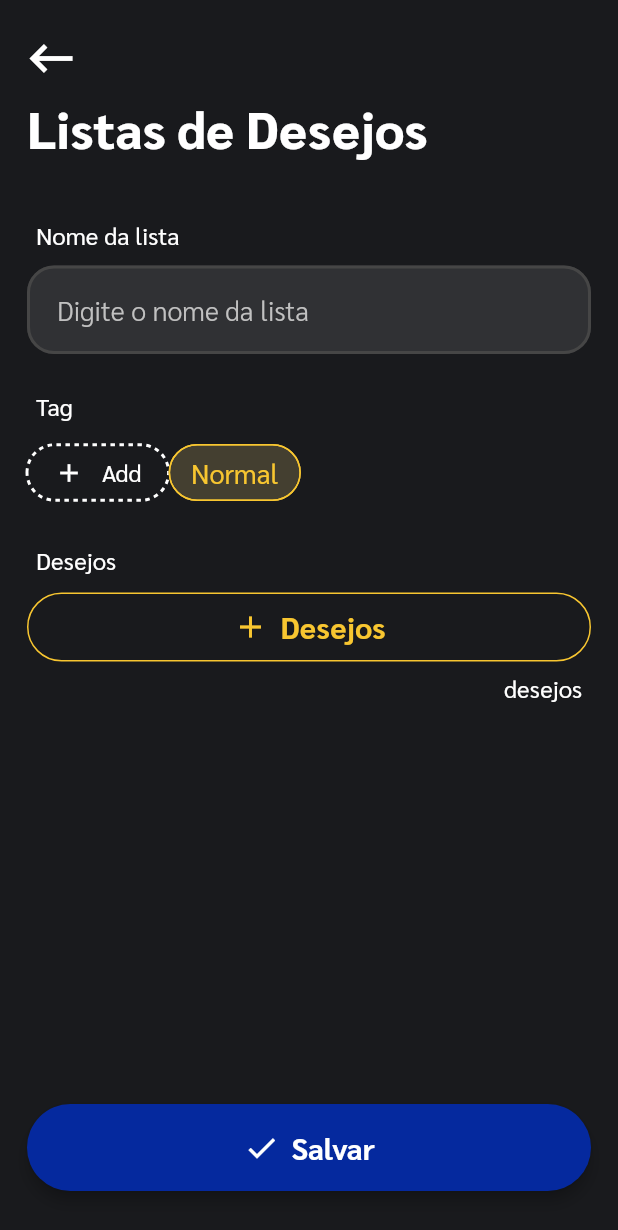
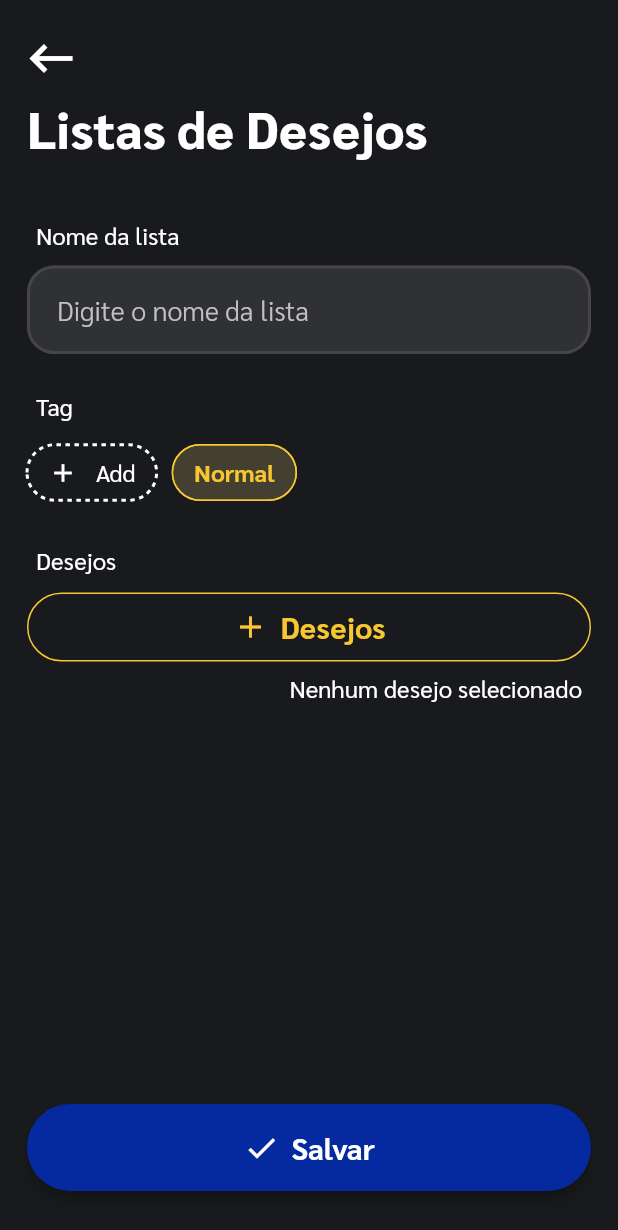
Before and after one commit to GabrielDimaa/my_gift_app, a Flutter app: the WishlistRegisterPage screen opened by its route, on a phone screen of 412 x 824 dp. Shown: the top 1230 px of the screen. Run offline on Flutter 3.47's test engine with Material 2 defaults, Android fonts, the phone set to English and light mode, and no system bars; drawn by our look-alikes of dotted_border; our stand-ins replace cloud_firestore, firebase_auth, firebase_core, firebase_storage, flutter_svg, get and 3 more; accounts and stored records are empty; statements that could not run were skipped.

Commit message:
Implementação do save wishlist finalizada

```diff
--- a/lib/i18n/strings/pt_br.dart
+++ b/lib/i18n/strings/pt_br.dart
@@ -147,9 +147,6 @@ class PtBr implements Translation {
   String get wishes => "Desejos";
 
   @override
-  String get wish => "Desejo";
-
-  @override
   String get tagNormal => "Normal";
 
   @override
@@ -160,6 +157,30 @@ class PtBr implements Translation {
 
   @override
   String get savingTag => "Salvando tag";
+
+  @override
+  String get savingWishlist => "Salvando lista de desejos";
+
+  @override
+  String get noneWishSelected => "Nenhum desejo selecionado";
+
+  @override
+  String get wishSelected => "Desejo selecionado";
+
+  @override
+  String get wishesSelected => "Desejos selecionados";
+
+  @override
+  String get cancel => "Cancelar";
+
+  @override
+  String get confirm => "Confirmar";
+
+  @override
+  String get titleNoneWish => "Nenhum desejo encontrado";
+
+  @override
+  String get messageNoneWish => "Deseja criar a lista sem nenhum desejo adicionado?";
   //endregion
 
   //region Validation
@@ -308,5 +329,11 @@ class PtBr implements Translation {
 
   @override
   String get imageCropperError => "Não foi possível cortar a imagem.";
+
+  @override
+  String get descriptionWishlistNotInformed => "Descrição não informada.";
+
+  @override
+  String get tagNotInformed => "Tag não selecionada.";
   //endregion
 }
--- a/lib/i18n/translation.dart
+++ b/lib/i18n/translation.dart
@@ -48,11 +48,18 @@ abstract class Translation {
   String get tag;
   String get addTag;
   String get wishes;
-  String get wish;
   String get tagNormal;
   String get createTag;
   String get colorTag;
   String get savingTag;
+  String get savingWishlist;
+  String get noneWishSelected;
+  String get wishSelected;
+  String get wishesSelected;
+  String get cancel;
+  String get confirm;
+  String get titleNoneWish;
+  String get messageNoneWish;
   //endregion
 
   //region Validation
@@ -107,5 +114,7 @@ abstract class Translation {
   String get deleteImageError;
   String get imagePickerError;
   String get imageCropperError;
+  String get descriptionWishlistNotInformed;
+  String get tagNotInformed;
   //endregion
 }
--- a/lib/layers/domain/entities/wish_entity.dart
+++ b/lib/layers/domain/entities/wish_entity.dart
@@ -24,7 +24,7 @@ class WishEntity {
     required this.priceRangeInitial,
     required this.priceRangeFinal,
     required this.createdAt,
-    required this.expose,
-    required this.finished,
+    this.expose = true,
+    this.finished = false,
   });
 }
--- a/lib/layers/presentation/presenters/wishlist/abstracts/wishlist_register_presenter.dart
+++ b/lib/layers/presentation/presenters/wishlist/abstracts/wishlist_register_presenter.dart
@@ -8,6 +8,8 @@ abstract class WishlistRegisterPresenter {
   List<TagViewModel> get tagsViewModel;
 
   Future<void> save();
+  void validate();
   Future<void> loadTags();
   Future<void> createTag(TagViewModel viewModel);
+  void navigateToWishlists(WishlistViewModel viewModel);
 }
--- /dev/null
+++ b/lib/layers/presentation/ui/pages/tag/components/chip_add_tag.dart
@@ -0,0 +1,36 @@
+import 'package:dotted_border/dotted_border.dart';
+import 'package:flutter/material.dart';
+
+import '../../../../../../i18n/resources.dart';
+import '../../../components/sized_box_default.dart';
+
+class ChipAddTag extends StatelessWidget {
+  final VoidCallback onTap;
+
+  const ChipAddTag({Key? key, required this.onTap}) : super(key: key);
+
+  @override
+  Widget build(BuildContext context) {
+    return IntrinsicWidth(
+      child: InkWell(
+        onTap: onTap,
+        borderRadius: BorderRadius.circular(100),
+        child: DottedBorder(
+          color: Theme.of(context).colorScheme.onBackground,
+          strokeWidth: 2,
+          dashPattern: const [3, 3],
+          borderType: BorderType.RRect,
+          radius: const Radius.circular(100),
+          padding: const EdgeInsets.symmetric(vertical: 8, horizontal: 14),
+          child: Row(
+            children: [
+              const Icon(Icons.add, size: 20),
+              const SizedBoxDefault.horizontal(),
+              Text(R.string.addTag, textAlign: TextAlign.center),
+            ],
+          ),
+        ),
+      ),
+    );
+  }
+}
--- /dev/null
+++ b/lib/layers/presentation/ui/pages/tag/components/chip_tag.dart
@@ -0,0 +1,40 @@
+import 'package:flutter/material.dart';
+
+class ChipTag extends StatelessWidget {
+  final String label;
+  final Color color;
+  final bool selected;
+  final void Function(bool)? onSelected;
+  final Color backgroundColorDisable;
+  final Color onBackgroundColorDisable;
+
+  const ChipTag({
+    Key? key,
+    required this.label,
+    required this.color,
+    required this.selected,
+    required this.onSelected,
+    required this.backgroundColorDisable,
+    required this.onBackgroundColorDisable,
+  }) : super(key: key);
+
+  @override
+  Widget build(BuildContext context) {
+    return ChoiceChip(
+      label: Text(
+        label,
+        style: TextStyle(
+          color: selected ? color : onBackgroundColorDisable,
+          fontSize: 16,
+          fontWeight: selected ? FontWeight.w700 : FontWeight.w500,
+        ),
+      ),
+      selected: selected,
+      onSelected: onSelected,
+      selectedColor: color.withOpacity(0.1),
+      side: BorderSide(color: selected ? color : const Color(0xFF464646)),
+      backgroundColor: backgroundColorDisable,
+      labelPadding: const EdgeInsets.symmetric(vertical: 2, horizontal: 10),
+    );
+  }
+}
--- a/lib/layers/presentation/ui/pages/wishlist/wishlist_register_page.dart
+++ b/lib/layers/presentation/ui/pages/wishlist/wishlist_register_page.dart
@@ -1,4 +1,3 @@
-import 'package:dotted_border/dotted_border.dart';
 import 'package:flutter/material.dart';
 import 'package:get/get.dart';
 
@@ -9,12 +8,15 @@ import '../../../viewmodels/wishlist_viewmodel.dart';
 import '../../components/app_bar/app_bar_default.dart';
 import '../../components/bottom_sheet/bottom_sheet_default.dart';
 import '../../components/circular_loading.dart';
+import '../../components/dialogs/confirm_dialog.dart';
 import '../../components/dialogs/error_dialog.dart';
 import '../../components/dialogs/loading_dialog.dart';
 import '../../components/form/text_field_default.dart';
 import '../../components/form/validators/input_validators.dart';
 import '../../components/padding/padding_default.dart';
 import '../../components/sized_box_default.dart';
+import '../tag/components/chip_add_tag.dart';
+import '../tag/components/chip_tag.dart';
 import '../tag/components/tag_form.dart';
 
 class WishlistRegisterPage extends StatefulWidget {
@@ -31,8 +33,6 @@ class _WishlistRegisterPageState extends State<WishlistRegisterPage> {
 
   final GlobalKey<FormState> _formKey = GlobalKey<FormState>();
   final TextEditingController _nameWishlistController = TextEditingController();
-
-  double get radius => 100;
 
   @override
   void initState() {
@@ -79,30 +79,11 @@ class _WishlistRegisterPageState extends State<WishlistRegisterPage> {
                           Obx(
                             () => Wrap(
                               crossAxisAlignment: WrapCrossAlignment.center,
+                              spacing: 10,
                               children: [
-                                IntrinsicWidth(
-                                  child: InkWell(
-                                    onTap: () async => await _createTag(),
-                                    borderRadius: BorderRadius.circular(radius),
-                                    child: DottedBorder(
-                                      color: Theme.of(context).colorScheme.onBackground,
-                                      strokeWidth: 2,
-                                      dashPattern: const [3, 3],
-                                      borderType: BorderType.RRect,
-                                      radius: Radius.circular(radius),
-                                      padding: const EdgeInsets.symmetric(vertical: 8, horizontal: 18),
-                                      child: Row(
-                                        children: [
-                                          const Icon(Icons.add, size: 20),
-                                          const SizedBoxDefault.horizontal(),
-                                          Text(R.string.addTag, textAlign: TextAlign.center),
-                                        ],
-                                      ),
-                                    ),
-                                  ),
-                                ),
+                                ChipAddTag(onTap: () async => await _createTag()),
                                 ...presenter.tagsViewModel
-                                    .map((tag) => _chipTag(
+                                    .map((tag) => ChipTag(
                                           label: tag.name!,
                                           color: Color(tag.color!),
                                           selected: tag.id == presenter.viewModel.tag?.id,
@@ -132,7 +113,16 @@ class _WishlistRegisterPageState extends State<WishlistRegisterPage> {
                             padding: const EdgeInsets.only(right: 6, top: 6),
                             child: Align(
                               alignment: Alignment.centerRight,
-                              child: Text(R.string.wishes.toLowerCase()),
+                              child: Obx(
+                                () {
+                                  final int count = presenter.viewModel.wishes.length;
+                                  return Text(count == 0
+                                      ? R.string.noneWishSelected
+                                      : count > 1
+                                          ? "$count ${R.string.wishesSelected.toLowerCase()}"
+                                          : "$count ${R.string.wishSelected.toLowerCase()}");
+                                },
+                              ),
                             ),
                           ),
                         ],
@@ -151,28 +141,6 @@ class _WishlistRegisterPageState extends State<WishlistRegisterPage> {
           ],
         ),
       ),
-    );
-  }
-
-  Widget _chipTag({
-    required String label,
-    required Color color,
-    required bool selected,
-    required void Function(bool)? onSelected,
-    required Color backgroundColorDisable,
-    required Color onBackgroundColorDisable,
-  }) {
-    return ChoiceChip(
-      label: Text(
-        label,
-        style: TextStyle(color: selected ? color : onBackgroundColorDisable),
-      ),
-      selected: selected,
-      onSelected: onSelected,
-      selectedColor: color.withOpacity(0.1),
-      side: BorderSide(color: selected ? color : const Color(0xFF464646)),
-      backgroundColor: backgroundColorDisable,
-      labelPadding: const EdgeInsets.symmetric(vertical: 2, horizontal: 10),
     );
   }
 
@@ -197,10 +165,11 @@ class _WishlistRegisterPageState extends State<WishlistRegisterPage> {
                   if (!presenter.loading && formKeyTag.currentState!.validate()) {
                     formKeyTag.currentState!.save();
 
-                    await LoadingDialog.show(context: context, message: "${R.string.savingTag}...", onAction: () async {
-                      await presenter.createTag(tag);
-                    });
-
+                    await LoadingDialog.show(
+                      context: context,
+                      message: "${R.string.savingTag}...",
+                      onAction: () async => await presenter.createTag(tag),
+                    );
                     Navigator.pop(context);
                   }
                 } catch (e) {
@@ -218,10 +187,24 @@ class _WishlistRegisterPageState extends State<WishlistRegisterPage> {
 
   Future<void> _save() async {
     try {
-      if (_formKey.currentState!.validate()) {
+      if (!presenter.loading && _formKey.currentState!.validate()) {
         _formKey.currentState!.save();
 
-        // TODO: implement save.
+        if (presenter.viewModel.wishes.isEmpty) {
+          final bool? confirmed = await ConfirmDialog.show(
+            context: context,
+            title: R.string.titleNoneWish,
+            message: R.string.messageNoneWish,
+          );
+
+          if (!(confirmed ?? false)) return;
+        }
+
+        await LoadingDialog.show(
+          context: context,
+          message: "${R.string.savingWishlist}...",
+          onAction: () async => await presenter.save(),
+        );
       }
     } catch (e) {
       ErrorDialog.show(context: context, content: e.toString());
--- /dev/null
+++ b/lib/layers/presentation/viewmodels/wish_viewmodel.dart
@@ -0,0 +1,75 @@
+import 'package:get/get.dart';
+
+import '../../domain/entities/wish_entity.dart';
+
+class WishViewModel {
+  final RxnString _id = RxnString();
+  final RxnString _wishlistId = RxnString();
+  final RxnString _description = RxnString();
+  final RxnString _image = RxnString();
+  final RxnString _link = RxnString();
+  final RxnString _note = RxnString();
+  final RxnDouble _priceRangeInitial = RxnDouble();
+  final RxnDouble _priceRangeFinal = RxnDouble();
+  final Rxn<DateTime> _createdAt = Rxn<DateTime>();
+
+  String? get id => _id.value;
+  String? get wishlistId => _wishlistId.value;
+  String? get description => _description.value;
+  String? get image => _image.value;
+  String? get link => _link.value;
+  String? get note => _note.value;
+  double? get priceRangeInitial => _priceRangeInitial.value;
+  double? get priceRangeFinal => _priceRangeFinal.value;
+  DateTime? get createdAt => _createdAt.value;
+
+  WishViewModel({
+    String? id,
+    String? wishlistId,
+    String? description,
+    String? image,
+    String? link,
+    String? note,
+    double? priceRangeInitial,
+    double? priceRangeFinal,
+    DateTime? createdAt,
+  }) {
+    _id.value = id;
+    _wishlistId.value = id;
+    _description.value = description;
+    _image.value = image;
+    _link.value = link;
+    _note.value = note;
+    _priceRangeInitial.value = priceRangeInitial;
+    _priceRangeFinal.value = priceRangeFinal;
+    _createdAt.value = createdAt;
+  }
+
+  WishEntity toEntity() {
+    return WishEntity(
+      id: id,
+      wishlistId: wishlistId,
+      description: description!,
+      image: image,
+      link: link,
+      note: note,
+      priceRangeInitial: priceRangeInitial!,
+      priceRangeFinal: priceRangeFinal!,
+      createdAt: createdAt!,
+    );
+  }
+
+  factory WishViewModel.fromEntity(WishEntity entity) {
+    return WishViewModel(
+      id: entity.id,
+      wishlistId: entity.wishlistId,
+      description: entity.description,
+      image: entity.image,
+      link: entity.link,
+      note: entity.note,
+      priceRangeInitial: entity.priceRangeInitial,
+      priceRangeFinal: entity.priceRangeFinal,
+      createdAt: entity.createdAt,
+    );
+  }
+}
--- a/lib/layers/presentation/viewmodels/wishlist_viewmodel.dart
+++ b/lib/layers/presentation/viewmodels/wishlist_viewmodel.dart
@@ -2,29 +2,44 @@ import 'package:get/get.dart';
 
 import '../../domain/entities/wishlist_entity.dart';
 import './tag_viewmodel.dart';
+import './wish_viewmodel.dart';
 
 class WishlistViewModel {
   final RxnString _id = RxnString();
   final RxnString _description = RxnString();
+  final RxList<WishViewModel> _wishes = RxList<WishViewModel>();
   final Rxn<TagViewModel> _tag = Rxn<TagViewModel>();
 
   String? get id => _id.value;
   String? get description => _description.value;
+  List<WishViewModel> get wishes => _wishes;
   TagViewModel? get tag => _tag.value;
 
   void setDescription(String? value) => _description.value = value;
+  void setWishes(List<WishViewModel> value) => _wishes.value = value;
   void setTag(TagViewModel? value) => _tag.value = value;
 
-  WishlistViewModel({String? id, String? description, TagViewModel? tag}) {
+  WishlistViewModel({String? id, String? description, List<WishViewModel>? wishes, TagViewModel? tag}) {
     _id.value = id;
     _description.value = description;
+    _wishes.value = wishes ?? [];
     _tag.value = tag;
+  }
+
+  WishlistEntity toEntity() {
+    return WishlistEntity(
+      id: id,
+      description: description!,
+      wishes: wishes.map((e) => e.toEntity()).toList(),
+      tag: tag!.toEntity(),
+    );
   }
 
   factory WishlistViewModel.fromEntity(WishlistEntity entity) {
     return WishlistViewModel(
       id: entity.id,
       description: entity.description,
+      wishes: entity.wishes.map((e) => WishViewModel.fromEntity(e)).toList(),
       tag: TagViewModel.fromEntity(entity.tag),
     );
   }
```
Also changed, not shown: lib/di/injection.dart (+20 -1 lines), lib/layers/presentation/presenters/wishlist/implements/getx_wishlist_register_presenter.dart (+24 -4 lines), lib/layers/presentation/ui/components/dialogs/confirm_dialog.dart (added, +35 -0 lines).
